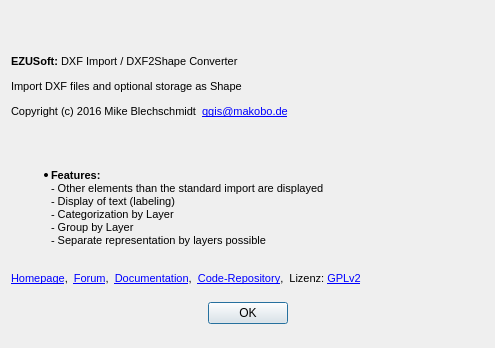
First picture: the form in uiAbout.ui, repository klokan/AnotherDXF2Shape, before the edit.
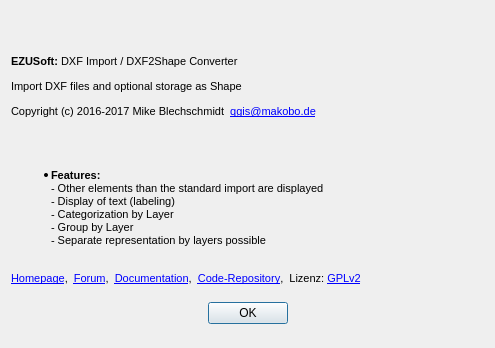
Second picture: the form after the edit. Icons and pictures are not drawn.

Diff of the .ui file:
```diff
--- a/uiAbout.ui
+++ b/uiAbout.ui
@@ -58,12 +58,9 @@
 &lt;html&gt;&lt;head&gt;&lt;meta name=&quot;qrichtext&quot; content=&quot;1&quot; /&gt;&lt;style type=&quot;text/css&quot;&gt;
 p, li { white-space: pre-wrap; }
 &lt;/style&gt;&lt;/head&gt;&lt;body style=&quot; font-family:'MS Shell Dlg 2'; font-size:8pt; font-weight:400; font-style:normal;&quot;&gt;
-&lt;p style=&quot; margin-top:12px; margin-bottom:12px; margin-left:0px; margin-right:0px; -qt-block-indent:0; text-indent:0px;&quot;&gt;&lt;span style=&quot; font-weight:600;&quot;&gt;EZUSoft: &lt;/span&gt;
-DXF Import / DXF2Shape Converter &lt;/p&gt;
-&lt;p style=&quot; margin-top:12px; margin-bottom:12px; margin-left:0px; margin-right:0px; -qt-block-indent:0; text-indent:0px;&quot;&gt;
-&lt;span id=&quot;result_box&quot; class=&quot;short_text&quot; lang=&quot;en&quot;&gt;&lt;span&gt;Import&lt;/span&gt; &lt;span&gt;DXF files&lt;/span&gt; &lt;span&gt;
-and&lt;/span&gt; &lt;span&gt;optional&lt;/span&gt; &lt;span&gt;storage as&lt;/span&gt; &lt;span&gt;Shape&lt;/span&gt;&lt;/span&gt;&lt;/p&gt;
-&lt;p style=&quot; margin-top:12px; margin-bottom:12px; margin-left:0px; margin-right:0px; -qt-block-indent:0; text-indent:0px;&quot;&gt;Copyright (c) 2016 Mike Blechschmidt  &lt;a href=&quot;mailto:qgis@makobo.de&quot;&gt;&lt;span style=&quot; text-decoration: underline; color:#0000ff;&quot;&gt;qgis@makobo.de&lt;/span&gt;&lt;/a&gt;&lt;/p&gt;&lt;/body&gt;&lt;/html&gt;</string>
+&lt;p style=&quot; margin-top:12px; margin-bottom:12px; margin-left:0px; margin-right:0px; -qt-block-indent:0; text-indent:0px;&quot;&gt;&lt;span style=&quot; font-weight:600;&quot;&gt;EZUSoft: &lt;/span&gt;DXF Import / DXF2Shape Converter &lt;/p&gt;
+&lt;p style=&quot; margin-top:12px; margin-bottom:12px; margin-left:0px; margin-right:0px; -qt-block-indent:0; text-indent:0px;&quot;&gt;&lt;a name=&quot;result_box&quot;&gt;&lt;/a&gt;Import DXF files and optional storage as Shape&lt;/p&gt;
+&lt;p style=&quot; margin-top:12px; margin-bottom:12px; margin-left:0px; margin-right:0px; -qt-block-indent:0; text-indent:0px;&quot;&gt;Copyright (c) 2016-2017 Mike Blechschmidt  &lt;a href=&quot;mailto:qgis@makobo.de&quot;&gt;&lt;span style=&quot; text-decoration: underline; color:#0000ff;&quot;&gt;qgis@makobo.de&lt;/span&gt;&lt;/a&gt;&lt;/p&gt;&lt;/body&gt;&lt;/html&gt;</string>
      </property>
      <property name="scaledContents">
       <bool>false</bool>
```
Left out of the diff: 2 changed lines with no effect on the pictures.
